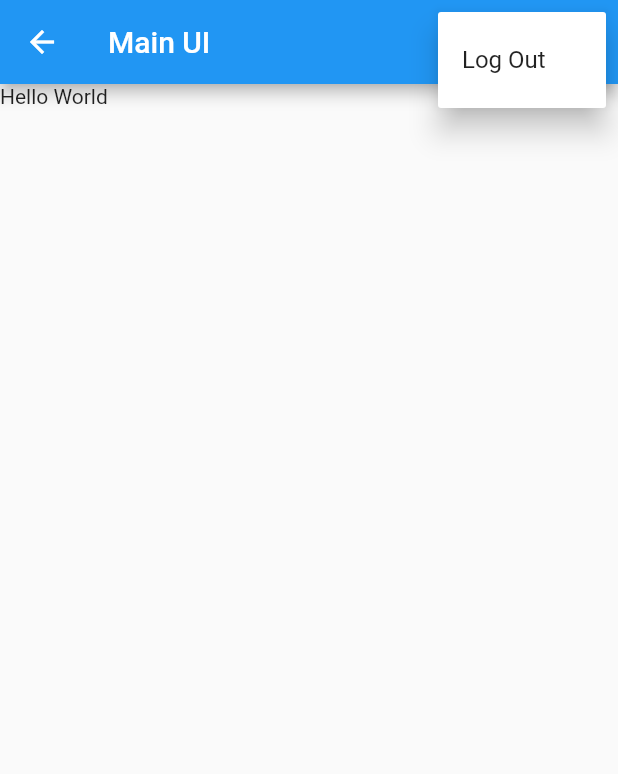
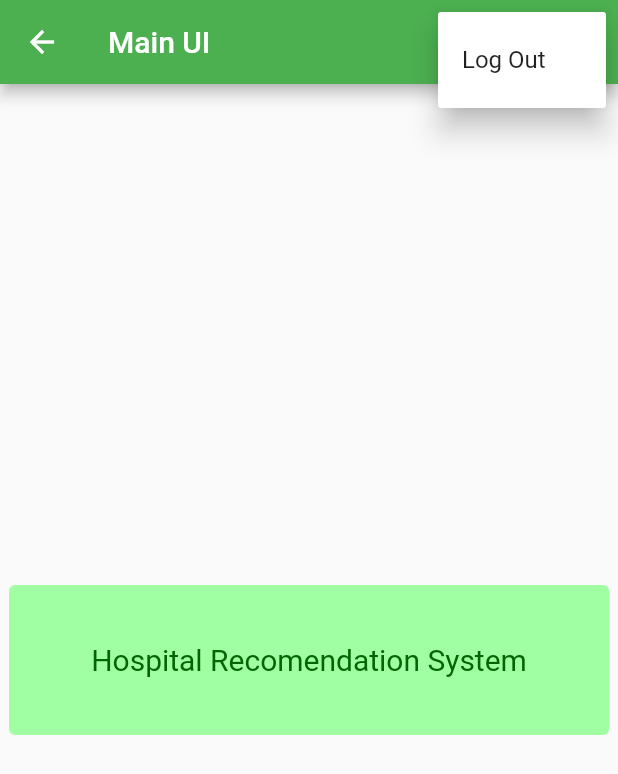
Before and after one commit to TejasAmdare/30DaysOfFlutter, a Flutter app: the NotesView screen opened by its route, after a tap on the "more vert" icon, on a phone screen of 412 x 824 dp. Shown: the top 774 px of the screen. Run offline on Flutter 3.47's test engine with Material 2 defaults, Android fonts, the phone set to English and light mode, and no system bars; our stand-ins replace firebase_auth, firebase_core; accounts and stored records are empty; network calls fail.

Commit message:
seventh commit

```diff
--- /dev/null
+++ b/lib/constants/color_code.dart
@@ -0,0 +1,4 @@
+import 'package:flutter/material.dart';
+
+const lightGreen = Color.fromRGBO(159, 255, 162, 1);
+const darkGreen = Color.fromARGB(255, 0, 102, 3);
--- a/lib/constants/routes.dart
+++ b/lib/constants/routes.dart
@@ -1,4 +1,4 @@
 const logineRoute = '/login/';
 const registerRoute = '/register/';
 const notesRoute = '/notes/';
-const verifyRoute = '/verify/';
+const verifyEmailRoute = '/verify-email/';
--- a/lib/main.dart
+++ b/lib/main.dart
@@ -1,11 +1,14 @@
 // ignore_for_file: use_build_context_synchronously
 import 'package:firebase_auth/firebase_auth.dart';
 import 'package:firebase_core/firebase_core.dart';
+import 'package:flutter/material.dart';
+
+import 'package:mycart/constants/color_code.dart';
 import 'package:mycart/constants/routes.dart';
+import 'package:mycart/views/login_view.dart';
 import 'package:mycart/views/register_view.dart';
+
 import 'firebase_options.dart';
-import 'package:flutter/material.dart';
-import 'package:mycart/views/login_view.dart';
 import 'views/verify_email.dart';
 
 void main() async {
@@ -19,14 +22,14 @@ void main() async {
     MaterialApp(
       title: 'Flutter Demo',
       theme: ThemeData(
-        primarySwatch: Colors.blue,
+        primarySwatch: Colors.green,
       ),
       home: const HomePage(),
       routes: {
         logineRoute: (context) => const LoginView(),
         registerRoute: (context) => const RegesterView(),
         notesRoute: (context) => const NotesView(),
-        verifyRoute: (context) => const VerifyEmailView(),
+        verifyEmailRoute: (context) => const VerifyEmailView(),
       },
     ),
   );
@@ -45,14 +48,14 @@ class HomePage extends StatelessWidget {
         switch (snapshot.connectionState) {
           case ConnectionState.done:
             final user = FirebaseAuth.instance.currentUser;
-            if (user == null) {
-              return const LoginView();
-            } else {
-              if (user.emailVerified == true) {
+            if (user != null) {
+              if (user.emailVerified) {
                 return const NotesView();
               } else {
                 return const VerifyEmailView();
               }
+            } else {
+              return const LoginView();
             }
           default:
             return const CircularProgressIndicator();
@@ -102,7 +105,25 @@ class _NotesViewState extends State<NotesView> {
           )
         ],
       ),
-      body: const Text('Hello World'),
+      body: const Center(
+        child: Card(
+          elevation: 0,
+          color: lightGreen,
+          child: SizedBox(
+            width: 400,
+            height: 100,
+            child: Center(
+                child: Text(
+              'Hospital Recomendation System',
+              style: TextStyle(
+                fontSize: 20,
+                color: darkGreen,
+              ),
+            )),
+          ),
+        ),
+      ),
+      // body: const Text('Hospital Recomendation System'),
     );
   }
 }
--- a/lib/utilities/show_utility_dialog.dart
+++ b/lib/utilities/show_utility_dialog.dart
@@ -1,6 +1,6 @@
 import 'package:flutter/material.dart';
 
-Future<void> ShowErrorDialog(
+Future<void> showErrorDialog(
   BuildContext context,
   String text,
 ) {
```
Also changed, not shown: lib/views/login_view.dart (+4 -4 lines), lib/views/register_view.dart (+30 -10 lines), lib/views/verify_email.dart (+14 -8 lines).
